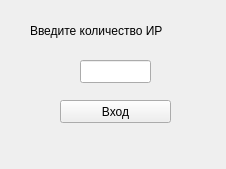
Factotum8/OKOIB_1, file mainwindow.ui: the form before one commit.
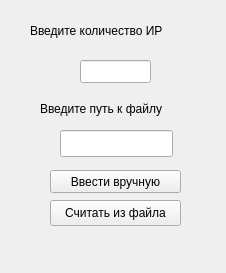
The form after the commit.

Patch:
```diff
--- a/mainwindow.ui
+++ b/mainwindow.ui
@@ -7,13 +7,13 @@
     <x>0</x>
     <y>0</y>
     <width>226</width>
-    <height>169</height>
+    <height>273</height>
    </rect>
   </property>
   <property name="sizePolicy">
    <sizepolicy hsizetype="Fixed" vsizetype="Fixed">
     <horstretch>225</horstretch>
-    <verstretch>169</verstretch>
+    <verstretch>250</verstretch>
    </sizepolicy>
   </property>
   <property name="windowTitle">
@@ -49,14 +49,50 @@
    <widget class="QPushButton" name="butt_enter">
     <property name="geometry">
      <rect>
+      <x>50</x>
+      <y>170</y>
+      <width>131</width>
+      <height>23</height>
+     </rect>
+    </property>
+    <property name="text">
+     <string>Ввести вручную</string>
+    </property>
+   </widget>
+   <widget class="QLineEdit" name="edit_fileName">
+    <property name="geometry">
+     <rect>
       <x>60</x>
+      <y>130</y>
+      <width>113</width>
+      <height>27</height>
+     </rect>
+    </property>
+   </widget>
+   <widget class="QPushButton" name="butt_fileName">
+    <property name="geometry">
+     <rect>
+      <x>50</x>
+      <y>200</y>
+      <width>131</width>
+      <height>26</height>
+     </rect>
+    </property>
+    <property name="text">
+     <string>Считать из файла</string>
+    </property>
+   </widget>
+   <widget class="QLabel" name="label">
+    <property name="geometry">
+     <rect>
+      <x>40</x>
       <y>100</y>
-      <width>111</width>
-      <height>23</height>
+      <width>161</width>
+      <height>17</height>
      </rect>
     </property>
     <property name="text">
-     <string>Вход</string>
+     <string>Введите путь к файлу</string>
     </property>
    </widget>
   </widget>
```
